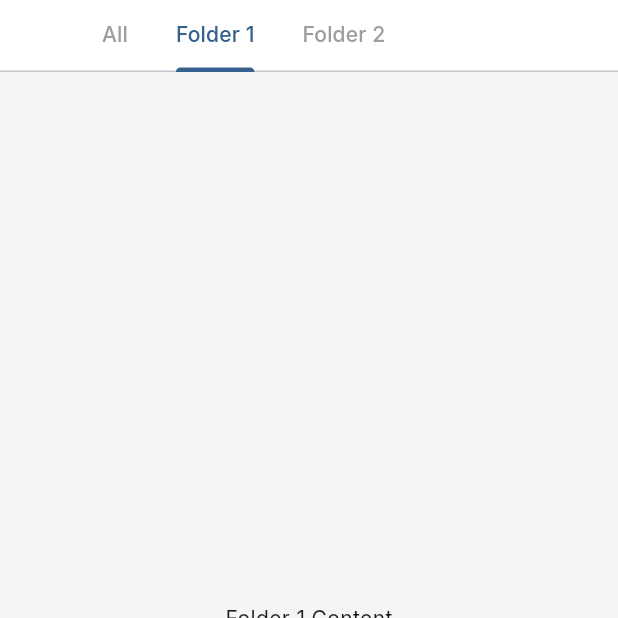
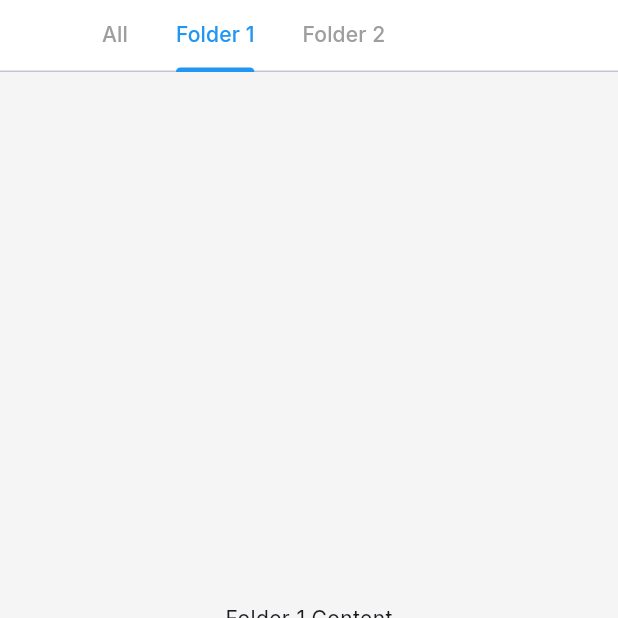
Before and after one commit to raulnicolasagusto/FastVoiceNote-Flutter, a Flutter app: the screen it shows after launch, tab 2 chosen, scrolled down 104 dp, on a phone screen of 412 x 824 dp, the top half of it. Run offline on Flutter 3.47's test engine with Material 3 defaults, Android fonts, the phone set to English and light mode, and no system bars; our stand-ins replace go_router, google_fonts.

Commit message:
corrigiendo estilos

```diff
--- a/l10n.yaml
+++ b/l10n.yaml
@@ -2,5 +2,5 @@ arb-dir: lib/src/core/l10n
 template-arb-file: app_en.arb
 output-localization-file: app_localizations.dart
 output-class: AppLocalizations
-synthetic-package: false
+
 output-dir: lib/src/core/l10n/generated
--- a/lib/src/core/theme/app_theme.dart
+++ b/lib/src/core/theme/app_theme.dart
@@ -16,6 +16,11 @@ class AppTheme {
         surfaceTintColor: Colors.transparent,
       ),
       scaffoldBackgroundColor: const Color(0xFFF5F5F5), // Light grey background
+      tabBarTheme: const TabBarThemeData(
+        labelColor: Color(0xFF2196F3),
+        unselectedLabelColor: Colors.grey,
+        indicatorColor: Color(0xFF2196F3),
+      ),
     );
   }
 
@@ -27,6 +32,11 @@ class AppTheme {
         brightness: Brightness.dark,
       ),
       textTheme: GoogleFonts.interTextTheme(ThemeData.dark().textTheme),
+      tabBarTheme: const TabBarThemeData(
+        labelColor: Colors.white,
+        unselectedLabelColor: Colors.grey,
+        indicatorColor: Color(0xFF2196F3),
+      ),
     );
   }
 }
--- a/lib/src/features/home/views/home_screen.dart
+++ b/lib/src/features/home/views/home_screen.dart
@@ -75,6 +75,7 @@ class HomeScreen extends StatelessWidget {
           headerSliverBuilder: (context, innerBoxIsScrolled) {
             return [
               SliverAppBar(
+                automaticallyImplyLeading: false,
                 title: Text(
                   l10n.notesTitle,
                   style: const TextStyle(fontWeight: FontWeight.bold),
@@ -98,9 +99,6 @@ class HomeScreen extends StatelessWidget {
                 ],
                 bottom: TabBar(
                   isScrollable: true,
-                  labelColor: Theme.of(context).primaryColor,
-                  unselectedLabelColor: Colors.grey,
-                  indicatorColor: Theme.of(context).primaryColor,
                   tabs: [
                     Tab(text: l10n.allTab),
                     Tab(text: '${l10n.folderTab} 1'),
```
Also changed, not shown: 1 other file.
